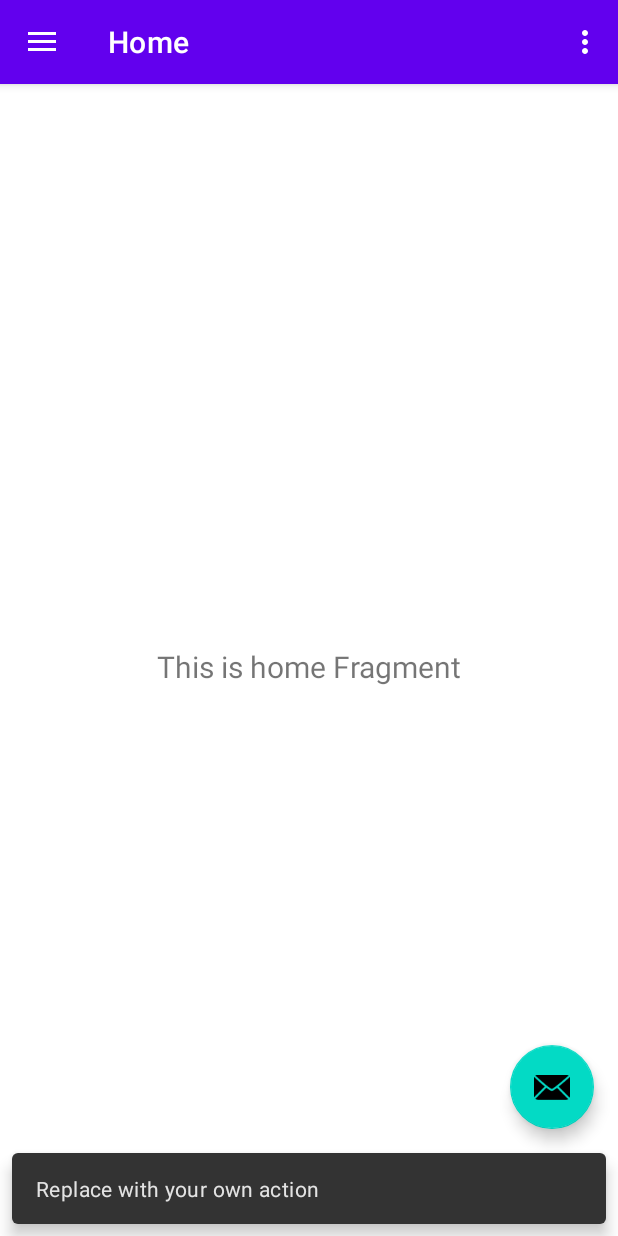
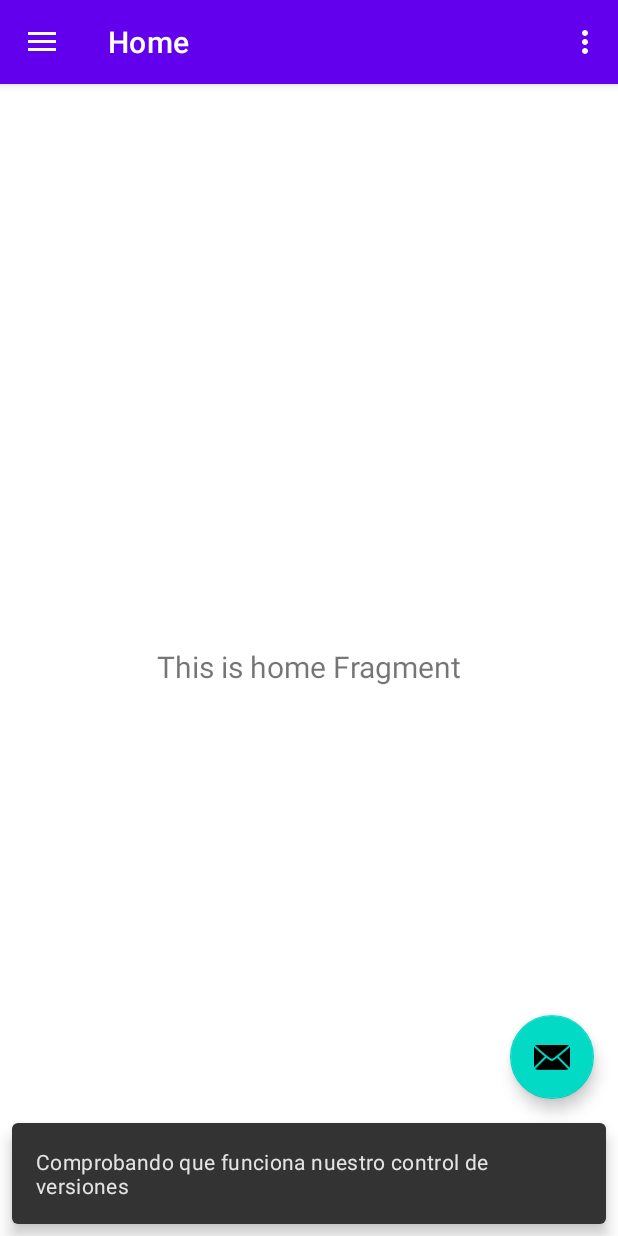
Before and after one commit to Angelrjp/MiApp, an Android app: the screen it shows after launch (MainActivity), after a tap on an icon or button, on a phone screen of 412 x 824 dp. Run offline under Robolectric (Android 15) with nearby library versions, the phone set to English and light mode, and no system bars; our stand-ins replace navigation-ui.

Commit message:
subiendo cambios.

```diff
--- a/app/src/main/java/com/platzi/myapp/MainActivity.kt
+++ b/app/src/main/java/com/platzi/myapp/MainActivity.kt
@@ -1,7 +1,6 @@
 package com.platzi.myapp
 
 import android.os.Bundle
-import android.util.Log
 import android.view.Menu
 import com.google.android.material.floatingactionbutton.FloatingActionButton
 import com.google.android.material.snackbar.Snackbar
@@ -25,14 +24,9 @@ class MainActivity : AppCompatActivity() {
         val toolbar: Toolbar = findViewById(R.id.toolbar)
         setSupportActionBar(toolbar)
 
-        var a = 1
-        var b = 2
-        var c = a + b
-
-
         val fab: FloatingActionButton = findViewById(R.id.fab)
         fab.setOnClickListener { view ->
-            Snackbar.make(view, "Replace with your own action", Snackbar.LENGTH_LONG)
+            Snackbar.make(view, "Comprobando que funciona nuestro control de versiones", Snackbar.LENGTH_LONG)
                     .setAction("Action", null).show()
         }
         val drawerLayout: DrawerLayout = findViewById(R.id.drawer_layout)
```
